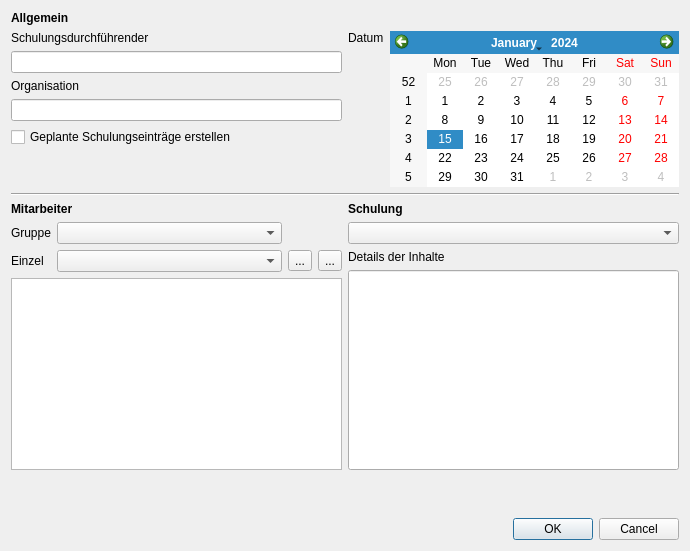
Before: the Qt Designer form ui/qmsigninglistdialog.ui in Christian-Kr/QualificationMatrix, drawn with Qt 5.
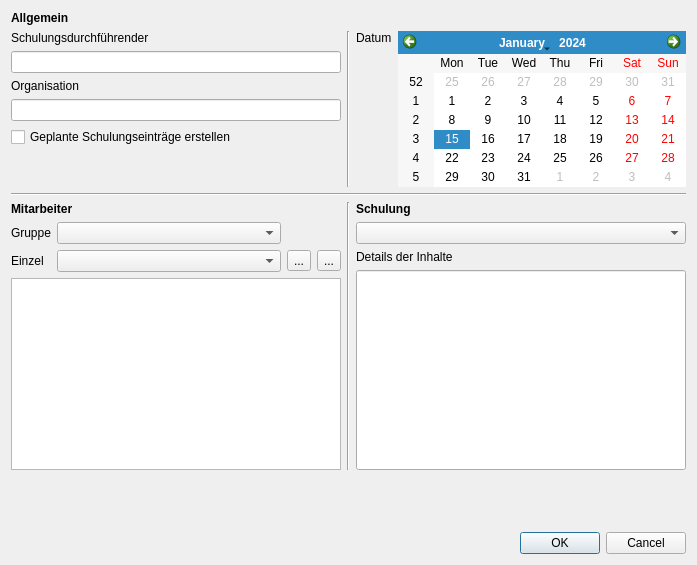
After: the same form once the commit is applied. Icons and pictures are not drawn.

Commit message: Action for opening signing list dialog

```diff
--- a/ui/qmsigninglistdialog.ui
+++ b/ui/qmsigninglistdialog.ui
@@ -6,8 +6,8 @@
    <rect>
     <x>0</x>
     <y>0</y>
-    <width>690</width>
-    <height>551</height>
+    <width>697</width>
+    <height>565</height>
    </rect>
   </property>
   <property name="windowTitle">
@@ -73,6 +73,13 @@
        </item>
       </layout>
      </item>
+     <item>
+      <widget class="Line" name="line_3">
+       <property name="orientation">
+        <enum>Qt::Vertical</enum>
+       </property>
+      </widget>
+     </item>
      <item>
       <layout class="QHBoxLayout" name="horizontalLayout">
        <item>
@@ -200,6 +207,13 @@
        </item>
       </layout>
      </item>
+     <item>
+      <widget class="Line" name="line_2">
+       <property name="orientation">
+        <enum>Qt::Vertical</enum>
+       </property>
+      </widget>
+     </item>
      <item>
       <layout class="QVBoxLayout" name="verticalLayout_2">
        <item>
```
Left out of the diff: 14 changed lines with no effect on the pictures. The commit also changes 3 other files.
